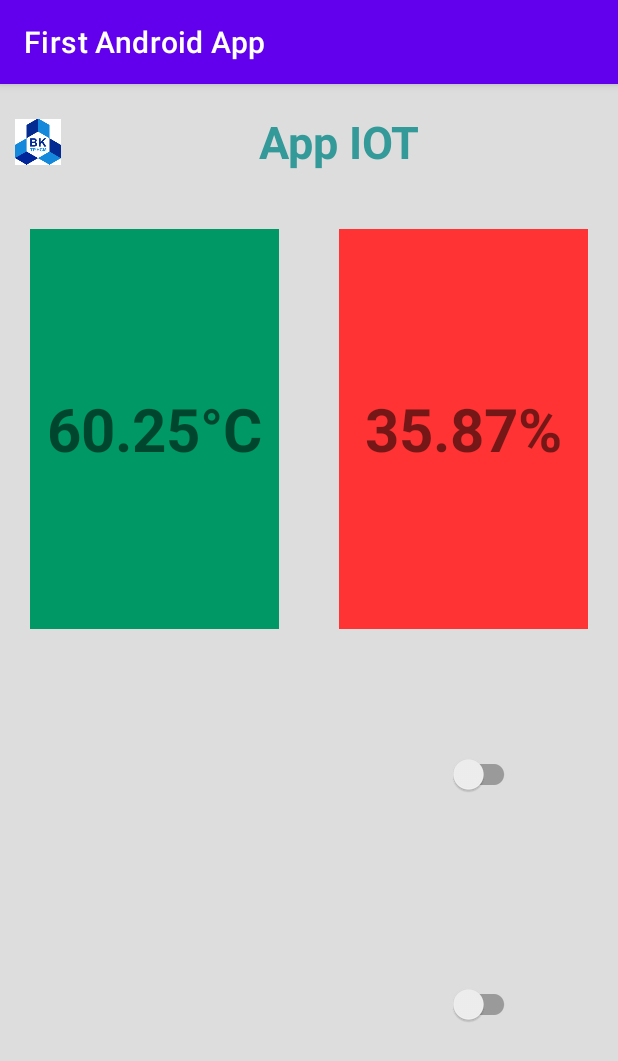
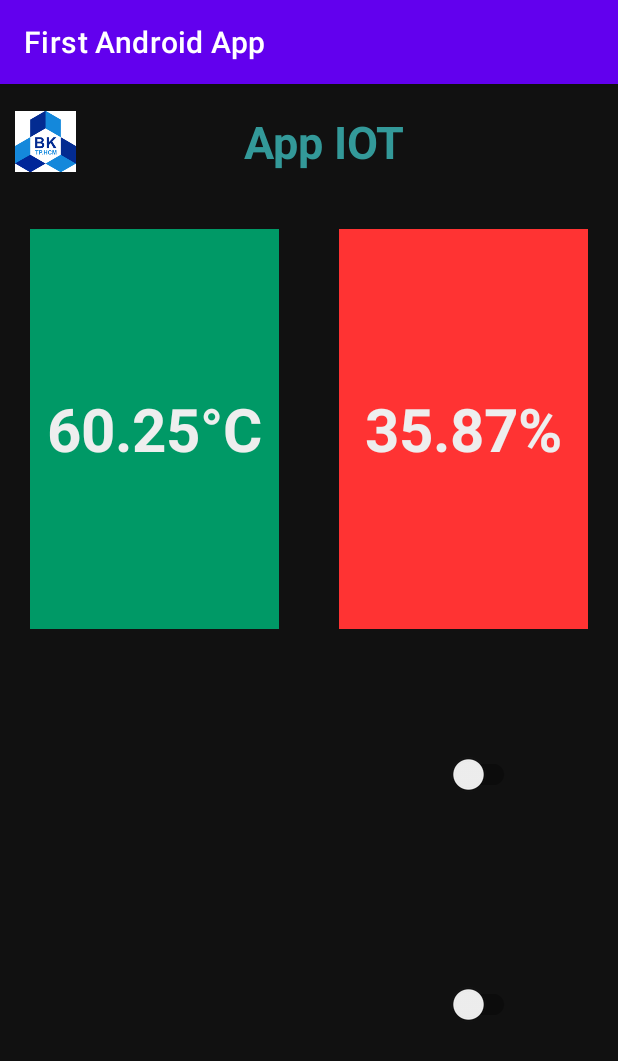
Before and after one commit to NHATTIEN-20020713/Lab-IOT, an Android app: the screen it shows after launch (MainActivity), on a phone screen of 412 x 824 dp. Shown: the top 1061 px of the screen. Run offline under Robolectric (Android 15) with nearby library versions, the phone set to English and light mode, and no system bars; libraries missing offline, so code that uses them is left out: com.github.angads25.toggle, org.eclipse.paho; plain views replace LabeledSwitch; 13 statements that could not run were skipped.

Commit message:
update activity.xml

```diff
--- a/Lab4/app/src/main/res/layout/activity_main.xml
+++ b/Lab4/app/src/main/res/layout/activity_main.xml
@@ -6,7 +6,7 @@
     android:layout_height="match_parent"
     tools:context=".MainActivity"
     android:orientation="vertical"
-    android:background="#DDDDDD">
+    android:background="#111111">
     <LinearLayout
         android:layout_width="match_parent"
         android:layout_height="0dp"
@@ -14,7 +14,7 @@
         <ImageView
             android:layout_width="0dp"
             android:layout_height="match_parent"
-            android:layout_weight="1"
+            android:layout_weight="1.5"
             android:src="@drawable/logo"
             android:layout_marginLeft="10dp">
         </ImageView>
@@ -25,7 +25,7 @@
             android:layout_weight="10"
             android:text="App IOT"
             android:layout_marginLeft="30dp"
-            android:layout_marginRight="30dp"
+            android:layout_marginRight="60dp"
             android:gravity="center"
             android:textSize="30dp"
             android:textStyle="bold"
@@ -50,7 +50,8 @@
             android:gravity="center"
             android:text="60.25°C"
             android:textSize="40dp"
-            android:textStyle="bold">
+            android:textStyle="bold"
+            android:textColor="#EEEEEE">
         </TextView>
 
         <TextView
@@ -63,7 +64,8 @@
             android:gravity="center"
             android:text="35.87%"
             android:textSize="40dp"
-            android:textStyle="bold">
+            android:textStyle="bold"
+            android:textColor="#EEEEEE">
         </TextView>
     </LinearLayout>
 
```
